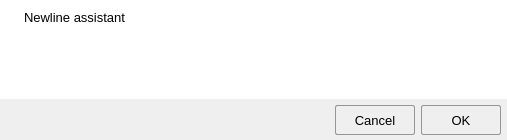
Qt form newline-2nd/Gui/hintdialog.ui (jhonconal/newline-master) before a commit.
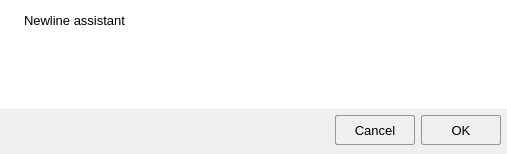
The same form after that commit. Icons and pictures are not drawn.

Diff of the .ui file:
```diff
--- a/newline-2nd/Gui/hintdialog.ui
+++ b/newline-2nd/Gui/hintdialog.ui
@@ -7,7 +7,7 @@
     <x>0</x>
     <y>0</y>
     <width>507</width>
-    <height>140</height>
+    <height>154</height>
    </rect>
   </property>
   <property name="minimumSize">
```
